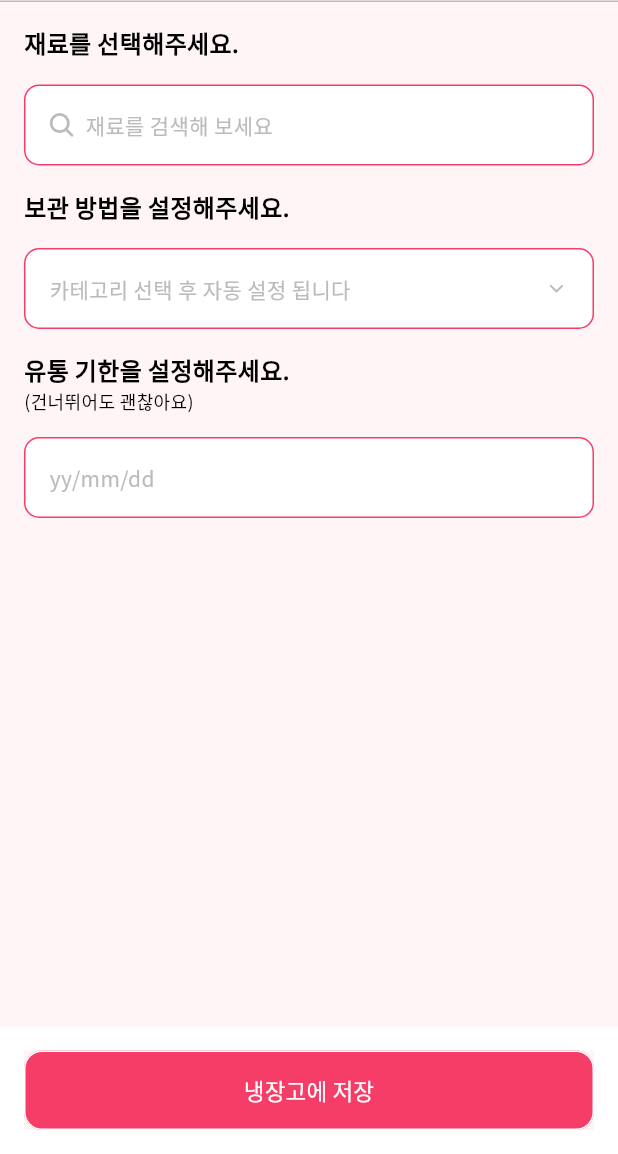
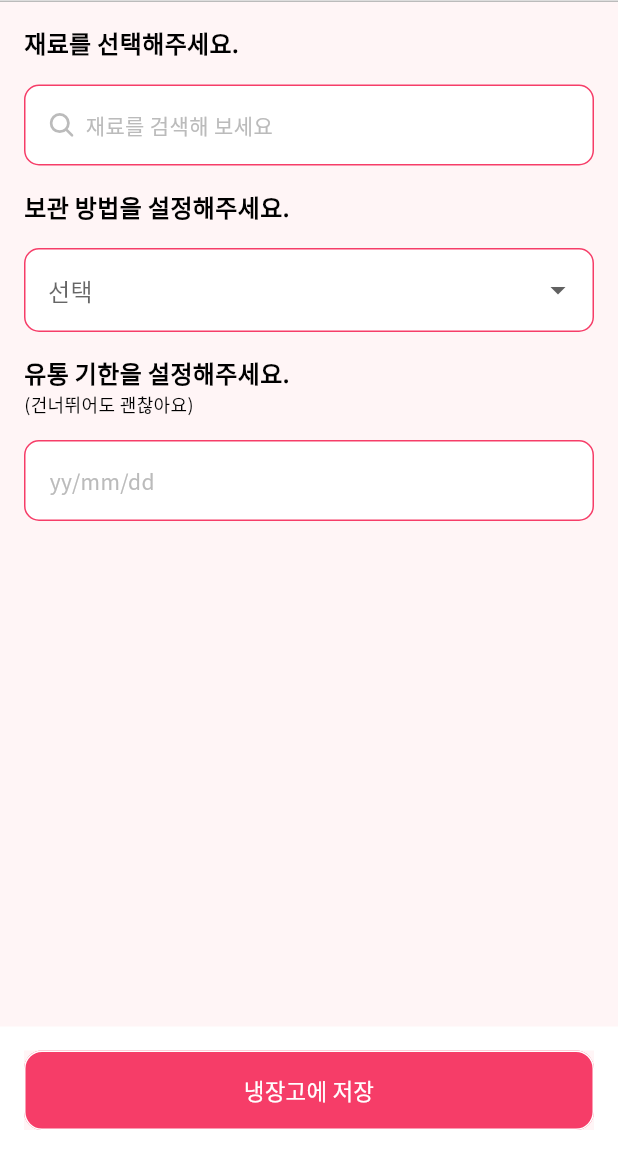
Before and after one commit to NAENG-MEH-CHU/naeng-meh-chu-app, a Flutter app: the FoodAddScreen screen opened directly, on a phone screen of 412 x 824 dp, the part 82-1236 px from its top. Run offline on Flutter 3.47's test engine with Material 3 defaults, Android fonts, the phone set to English and light mode, and no system bars; our stand-ins replace firebase_core, flutter_dotenv, flutter_riverpod, flutter_secure_storage, flutter_svg, google_sign_in and 2 more; missing offline and left inert: flutter_naver_login; accounts and stored records are empty; generated files the repository leaves out were written again.

Commit message:
[Feat] 보관 방법 드롭 다운 메뉴 (#15)

```diff
--- a/lib/core/dialog/food_select_dialog.dart
+++ b/lib/core/dialog/food_select_dialog.dart
@@ -44,13 +44,14 @@ class FoodSelectDialog extends ConsumerWidget {
             ),
             const FoodAddBox(
                 child: Column(
+              crossAxisAlignment: CrossAxisAlignment.start,
               children: [
-                FoodAddBox(child: Text('달걀')),
-                FoodAddBox(child: Text('달걀')),
-                FoodAddBox(child: Text('달걀')),
-                FoodAddBox(child: Text('달걀')),
-                FoodAddBox(child: Text('달걀')),
-                FoodAddBox(child: Text('달걀')),
+                Text('달걀'),
+                Text('달걀'),
+                Text('달걀'),
+                Text('달걀'),
+                Text('달걀'),
+                Text('달걀'),
               ],
             ))
           ],
--- a/lib/presentation/food_add/food_add_screen.dart
+++ b/lib/presentation/food_add/food_add_screen.dart
@@ -8,11 +8,22 @@ import 'package:naeng_meh_chu/core/theme/naeng_meh_chu_theme_color.dart';
 import 'package:naeng_meh_chu/core/theme/naeng_meh_chu_theme_text_style.dart';
 import 'package:naeng_meh_chu/presentation/food_add/view/food_add_box.dart';
 
-class FoodAddScreen extends ConsumerWidget {
+class FoodAddScreen extends ConsumerStatefulWidget {
   const FoodAddScreen({super.key});
 
   @override
-  Widget build(BuildContext context, WidgetRef ref) {
+  ConsumerState createState() => _FoodAddScreenState();
+}
+
+class _FoodAddScreenState extends ConsumerState<FoodAddScreen> {
+  @override
+  Widget build(BuildContext context) {
+    const List<String> list = <String>[
+      '냉장 보관',
+      '냉동 보관',
+    ];
+    String dropdownValue = '';
+
     return Scaffold(
       appBar: LeftBackButtonAppBar(
         onPress: () {
@@ -27,7 +38,7 @@ class FoodAddScreen extends ConsumerWidget {
               width: double.infinity,
               color: NaengMehChuThemeColor.pinkBackground,
               child: Padding(
-                padding: EdgeInsets.all(16.0),
+                padding: const EdgeInsets.all(16.0),
                 child: Column(
                   crossAxisAlignment: CrossAxisAlignment.start,
                   children: [
@@ -69,20 +80,47 @@ class FoodAddScreen extends ConsumerWidget {
                       '보관 방법을 설정해주세요.',
                       style: NaengMehChuThemeTextStyle.blackBold16,
                     ),
-                    FoodAddBox(
-                      child: Row(
-                        mainAxisAlignment: MainAxisAlignment.spaceBetween,
-                        children: [
-                          const Text(
-                            '카테고리 선택 후 자동 설정 됩니다',
-                            style: NaengMehChuThemeTextStyle.gray2Medium14,
+                    Padding(
+                      padding: const EdgeInsets.symmetric(vertical: 16.0),
+                      child: DropdownButtonFormField<String>(
+                        decoration: InputDecoration(
+                          filled: true,
+                          fillColor: Colors.white,
+                          border: OutlineInputBorder(
+                            borderRadius: BorderRadius.circular(10.0),
+                            borderSide: const BorderSide(
+                              color: NaengMehChuThemeColor.pink1,
+                              width: 1.0,
+                            ),
                           ),
-                          SizedBox(
-                            width: 16.0,
-                            height: 16.0,
-                            child: SvgPicture.asset('assets/icon/ic_down.svg'),
-                          )
-                        ],
+                          enabledBorder: OutlineInputBorder(
+                            borderRadius: BorderRadius.circular(10.0),
+                            borderSide: const BorderSide(
+                              color: NaengMehChuThemeColor.pink1,
+                              width: 1.0,
+                            ),
+                          ),
+                          focusedBorder: OutlineInputBorder(
+                            borderRadius: BorderRadius.circular(10.0),
+                            borderSide: const BorderSide(
+                              color: NaengMehChuThemeColor.pink1,
+                              width: 1.0,
+                            ),
+                          ),
+                        ),
+                        hint: const Text('선택'),
+                        items:
+                            list.map<DropdownMenuItem<String>>((String value) {
+                          return DropdownMenuItem<String>(
+                            value: value,
+                            child: Text(value),
+                          );
+                        }).toList(),
+                        onChanged: (String? newValue) {
+                          setState(() {
+                            dropdownValue = newValue!;
+                          });
+                        },
                       ),
                     ),
                     const Text(
```
